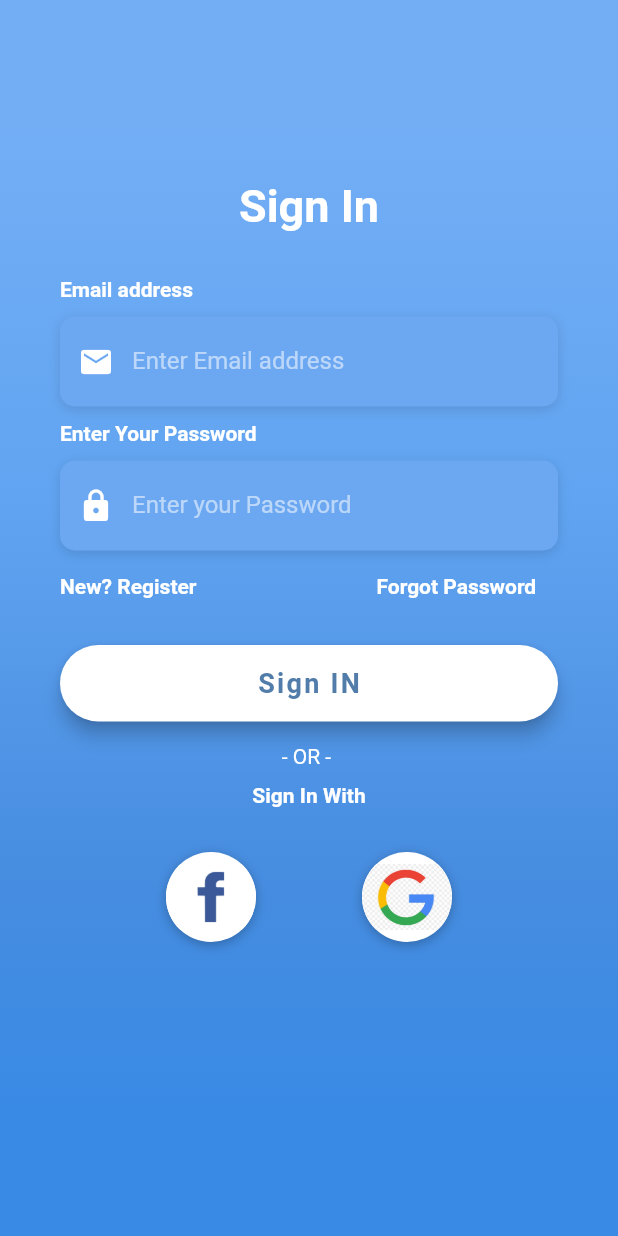
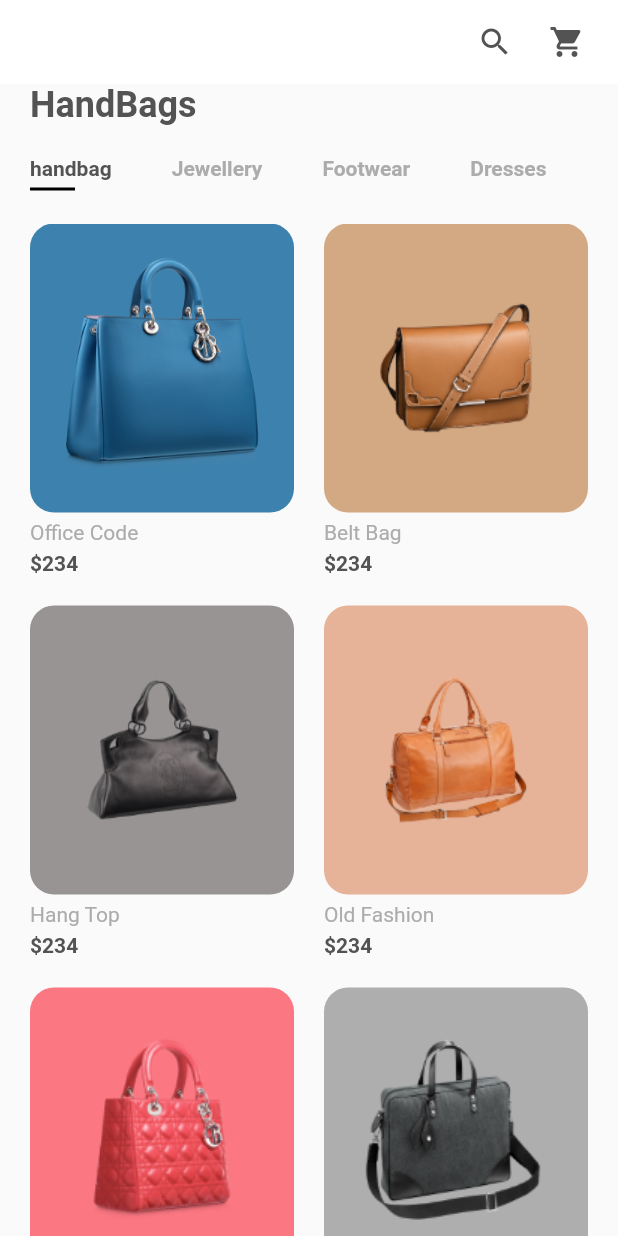
Before and after one commit to chattertechno/SHOPU, a Flutter app: the screen it shows after launch, after a tap on "Sign IN", on a phone screen of 412 x 824 dp. Run offline on Flutter 3.47's test engine with Material 2 defaults, Android fonts, the light colour scheme and no system bars; Roboto replaces fonts that are missing (OpenSans).

Commit message:
people changes

```diff
--- /dev/null
+++ b/lib/screens/home/components/body.dart
@@ -0,0 +1,52 @@
+import 'package:backg/models/product.dart';
+import 'package:flutter/material.dart';
+
+import '../../constant.dart';
+import 'categories.dart';
+import 'item_card.dart';
+
+class Body extends StatelessWidget {
+  @override
+  Widget build(BuildContext context) {
+    return Column(
+      crossAxisAlignment: CrossAxisAlignment.start,
+      children: <Widget>[
+        Padding(
+          padding: const EdgeInsets.symmetric(horizontal: kDefaultPaddin),
+          child: Text(
+            "HandBags",
+            style: Theme.of(context)
+                .textTheme
+                .headline5
+                .copyWith(fontWeight: FontWeight.bold),
+          ),
+        ),
+        Categories(),
+        Expanded(
+          child: Padding(
+            padding: const EdgeInsets.symmetric(horizontal: kDefaultPaddin),
+            child: GridView.builder(
+                itemCount: products.length,
+                gridDelegate: SliverGridDelegateWithFixedCrossAxisCount(
+                  crossAxisCount: 2,
+                  mainAxisSpacing: kDefaultPaddin,
+                  crossAxisSpacing: kDefaultPaddin,
+                  childAspectRatio: 0.75,
+                ),
+                itemBuilder: (context, index) => ItemCard(
+                      product: products[index],
+                      press: () => print('hey')
+                      // Navigator.push(
+                      //     context,
+                      //     MaterialPageRoute(
+                      //       builder: (context) => DetailsScreen(
+                      //         product: products[index],
+                      //       ),
+                      //     )),
+                    )),
+          ),
+        ),
+      ],
+    );
+  }
+}
--- /dev/null
+++ b/lib/screens/home/components/categories.dart
@@ -0,0 +1,58 @@
+import 'package:flutter/material.dart';
+
+import '../../constant.dart';
+
+class Categories extends StatefulWidget {
+  @override
+  _CategoriesState createState() => _CategoriesState();
+}
+
+class _CategoriesState extends State<Categories> {
+  List<String> categories = ["handbag", "Jewellery", "Footwear", "Dresses"];
+  int selectedIndex = 0;
+  @override
+  Widget build(BuildContext context) {
+    return Padding(
+      padding: const EdgeInsets.symmetric(vertical: kDefaultPaddin),
+      child: SizedBox(
+        height: 25,
+        child: ListView.builder(
+          scrollDirection: Axis.horizontal,
+          itemCount: categories.length,
+          itemBuilder: (context, index) => buildCategory(index),
+        ),
+      ),
+    );
+  }
+
+  Widget buildCategory(int index) {
+    return GestureDetector(
+      onTap: () {
+        setState(() {
+          selectedIndex = index;
+        });
+      },
+      child: Padding(
+        padding: const EdgeInsets.symmetric(horizontal: kDefaultPaddin),
+        child: Column(
+          crossAxisAlignment: CrossAxisAlignment.start,
+          children: <Widget>[
+            Text(
+              categories[index],
+              style: TextStyle(
+                fontWeight: FontWeight.bold,
+                color: selectedIndex == index ? kTextColor : kTextLightColor,
+              ),
+            ),
+            Container(
+              margin: EdgeInsets.only(top: kDefaultPaddin / 4), //top padding 5
+              height: 2,
+              width: 30,
+              color: selectedIndex == index ? Colors.black : Colors.transparent,
+            )
+          ],
+        ),
+      ),
+    );
+  }
+}
--- /dev/null
+++ b/lib/screens/home/components/item_card.dart
@@ -0,0 +1,43 @@
+import 'package:backg/models/product.dart';
+import 'package:flutter/material.dart';
+import '../../constant.dart';
+import '../../../models/product.dart';
+
+class ItemCard extends StatelessWidget {
+  final Product product;
+  final Function press;
+  const ItemCard({
+    Key key,
+    this.product,
+    this.press,
+  }) : super(key: key);
+  @override
+  Widget build(BuildContext context) {
+    return GestureDetector(
+      onTap: press,
+      child: Column(
+        crossAxisAlignment: CrossAxisAlignment.start,
+        children: <Widget>[
+          Expanded(
+            child: Container(
+              padding: EdgeInsets.all(kDefaultPaddin),
+              decoration: BoxDecoration(
+                color: product.color,
+                borderRadius: BorderRadius.circular(16)
+              ),
+              child: Hero(
+                tag: "${product.id}",
+                child: Image.asset(product.image),
+              ),
+            ),
+          ),
+          Padding(
+            padding: const EdgeInsets.symmetric(vertical: kDefaultPaddin / 4),
+            child: Text(product.title, style: TextStyle(color: kTextLightColor),),
+          ),
+          Text("\$${product.price}", style: TextStyle(fontWeight: FontWeight.bold),)
+        ],
+      ),
+    );
+  }
+}
--- /dev/null
+++ b/lib/screens/home/shop.dart
@@ -0,0 +1,31 @@
+import 'package:backg/screens/constant.dart';
+import 'package:backg/screens/home/components/body.dart';
+import 'package:flutter/material.dart';
+
+class HomeScreen extends StatelessWidget {
+  @override
+  Widget build(BuildContext context) {
+    return Scaffold(
+      appBar: buildAppBar(),
+      body: Body(),
+    );
+  }
+  AppBar buildAppBar() {
+    return AppBar(
+      backgroundColor: Colors.white,
+      elevation: 0,
+      leading: IconButton(icon: Icon(Icons.arrow_back),
+      onPressed: () {},),
+      actions: <Widget>[
+        IconButton(icon: Icon(Icons.search, color: kTextColor,),
+        onPressed: () {},
+        ),
+        IconButton(icon: Icon(Icons.shopping_cart, color: kTextColor,),
+        onPressed: () {},
+        ),
+        SizedBox(width: kDefaultPaddin / 2,)
+      ],
+
+    );
+  }
+}
--- a/lib/screens/homepage.dart
+++ b/lib/screens/homepage.dart
@@ -1,4 +1,5 @@
 import 'package:backg/screens/constant.dart';
+import 'package:backg/screens/home/shop.dart';
 import 'package:flutter/material.dart';
 import 'package:flutter/services.dart';
 
@@ -145,7 +146,9 @@ class _HomePageState extends State<HomePage> {
                                   width: double.infinity,
                                   child: RaisedButton(
                                     elevation: 5.0,
-                                    onPressed: () => print("logged in"),
+                                    onPressed: () => Navigator.push(context, MaterialPageRoute(
+                                      builder: (context) => HomeScreen()
+                                    )),
                                     padding: EdgeInsets.all(15.0),
                                     shape: RoundedRectangleBorder(
                                       borderRadius: BorderRadius.circular(30.0),
--- a/pubspec.yaml
+++ b/pubspec.yaml
@@ -23,11 +23,8 @@ environment:
 dependencies:
   flutter:
     sdk: flutter
-
-
-  # The following adds the Cupertino Icons font to your application.
-  # Use with the CupertinoIcons class for iOS style icons.
   cupertino_icons: ^0.1.3
+  flutter_svg: ^0.18.0
 
 dev_dependencies:
   flutter_test:
```
Also changed, not shown: pubspec.lock.
